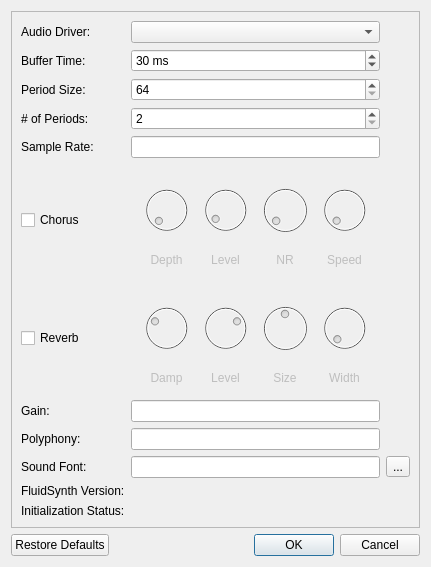
Before: the Qt Designer form library/widgets/fluidsettingsdialog.ui in pedrolcl/drumstick, drawn with Qt 5.
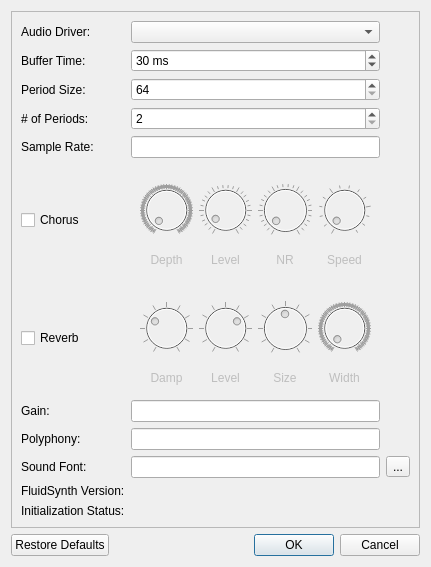
After: the same form once the commit is applied.

```diff
--- a/library/widgets/fluidsettingsdialog.ui
+++ b/library/widgets/fluidsettingsdialog.ui
@@ -225,6 +225,9 @@
            <property name="value">
             <number>42</number>
            </property>
+           <property name="notchesVisible">
+            <bool>true</bool>
+           </property>
           </widget>
          </item>
          <item row="0" column="1">
@@ -238,6 +241,9 @@
            <property name="value">
             <number>6</number>
            </property>
+           <property name="notchesVisible">
+            <bool>true</bool>
+           </property>
           </widget>
          </item>
          <item row="0" column="2">
@@ -248,6 +254,9 @@
            <property name="value">
             <number>3</number>
            </property>
+           <property name="notchesVisible">
+            <bool>true</bool>
+           </property>
           </widget>
          </item>
          <item row="0" column="3">
@@ -264,6 +273,9 @@
            <property name="value">
             <number>2</number>
            </property>
+           <property name="notchesVisible">
+            <bool>true</bool>
+           </property>
           </widget>
          </item>
          <item row="1" column="0">
@@ -329,6 +341,9 @@
            <property name="value">
             <number>3</number>
            </property>
+           <property name="notchesVisible">
+            <bool>true</bool>
+           </property>
           </widget>
          </item>
          <item row="0" column="1">
@@ -345,6 +360,9 @@
            <property name="value">
             <number>7</number>
            </property>
+           <property name="notchesVisible">
+            <bool>true</bool>
+           </property>
           </widget>
          </item>
          <item row="0" column="2">
@@ -361,6 +379,9 @@
            <property name="value">
             <number>5</number>
            </property>
+           <property name="notchesVisible">
+            <bool>true</bool>
+           </property>
           </widget>
          </item>
          <item row="0" column="3">
@@ -374,6 +395,9 @@
            <property name="value">
             <number>8</number>
            </property>
+           <property name="notchesVisible">
+            <bool>true</bool>
+           </property>
           </widget>
          </item>
          <item row="1" column="0">
```
Left out of the diff: 40 changed lines with no effect on the pictures.
